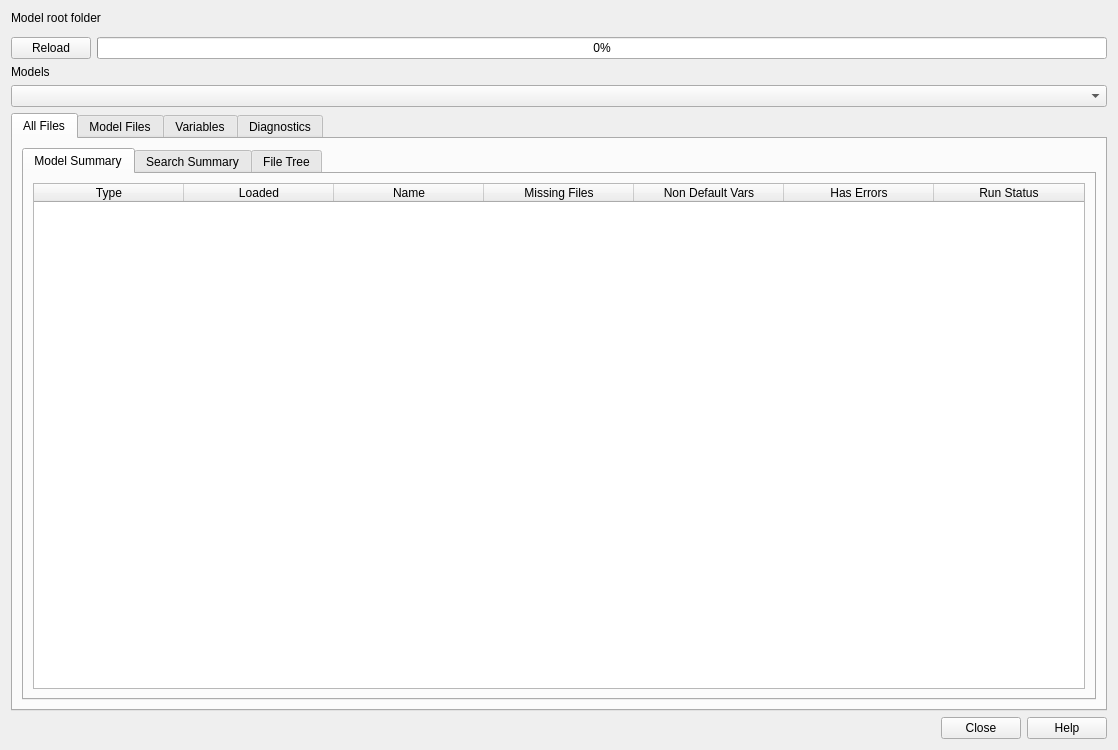
This is mod_check/forms/ui_modelvarsfiles_check_dialog.ui in duncan-r/ModCheck as Qt 5 draws it before an edit. The edited form follows.
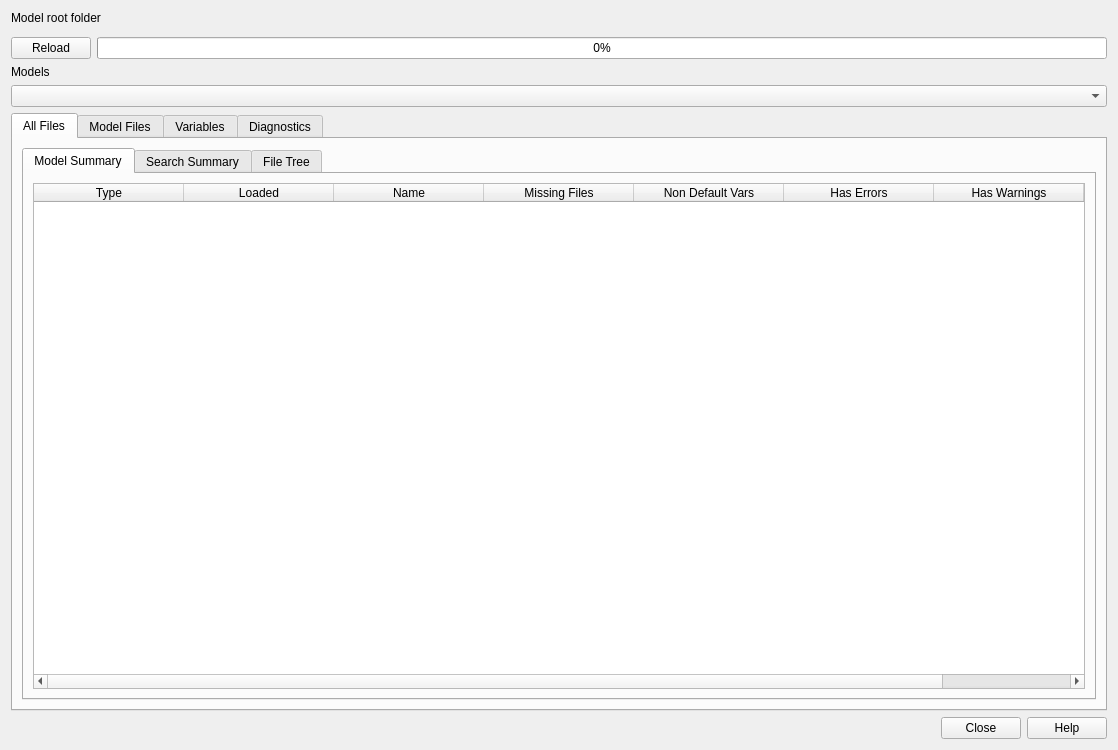
This is the edited form. Custom widgets are drawn as their Qt base class.

Commit message:
Big improvement to tlf read times and fixed table layouts.
Add check to the tlf loaded to skip line if the read is within
the simulation output section. Nothing is needed from this part
and it can take up a lot of the file. Sets a flag to skip lines
that will be True until the summary section is found.

Fit all table data to contents to make the layouts a bit nicer.

Add a column to the summary table to show whether any warnings
were found.

The edit to the form file:
```diff
--- a/mod_check/forms/ui_modelvarsfiles_check_dialog.ui
+++ b/mod_check/forms/ui_modelvarsfiles_check_dialog.ui
@@ -140,6 +140,11 @@
                <string>Has Errors</string>
               </property>
              </column>
+             <column>
+              <property name="text">
+               <string>Has Warnings</string>
+              </property>
+             </column>
              <column>
               <property name="text">
                <string>Run Status</string>
```
The commit also changes 3 other files.
